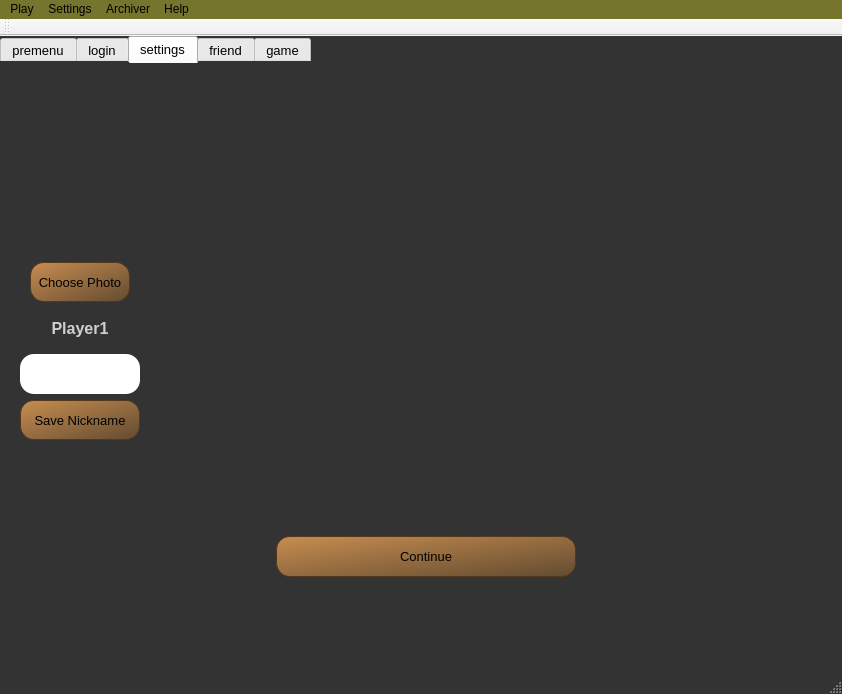
Above: app/mainwindow.ui from redmms/mercury_chess before the change. Below: the same form after it.
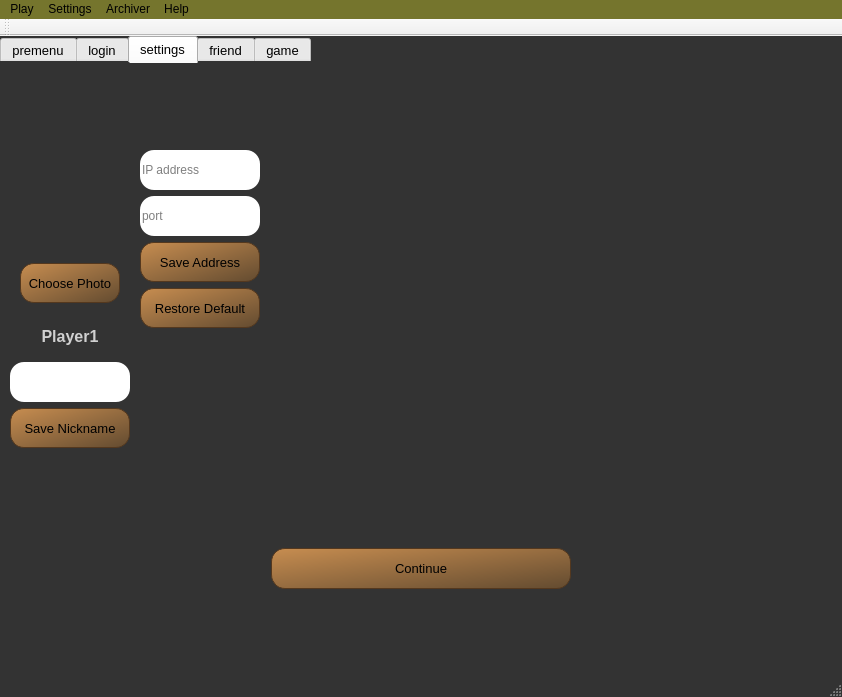
That is the form after the change. The open tabs and pages were chosen to show the change. Icons and pictures are not drawn.

What changed in the file:
```diff
--- a/app/mainwindow.ui
+++ b/app/mainwindow.ui
@@ -288,10 +288,7 @@
      <verstretch>0</verstretch>
     </sizepolicy>
    </property>
-   <layout class="QHBoxLayout" name="horizontalLayout">
-    <property name="spacing">
-     <number>0</number>
-    </property>
+   <layout class="QGridLayout" name="gridLayout">
     <property name="leftMargin">
      <number>0</number>
     </property>
@@ -304,7 +301,10 @@
     <property name="bottomMargin">
      <number>0</number>
     </property>
-    <item>
+    <property name="spacing">
+     <number>0</number>
+    </property>
+    <item row="0" column="0">
      <widget class="QTabWidget" name="tabWidget">
       <property name="palette">
        <palette>
@@ -358,7 +358,7 @@
 }</string>
       </property>
       <property name="currentIndex">
-       <number>3</number>
+       <number>4</number>
       </property>
       <property name="tabBarAutoHide">
        <bool>false</bool>
@@ -1804,15 +1804,36 @@
        <attribute name="title">
         <string>settings</string>
        </attribute>
-       <layout class="QGridLayout" name="gridLayout" rowstretch="2,1">
+       <layout class="QGridLayout" name="gridLayout_2" rowstretch="2,1">
         <property name="leftMargin">
-         <number>20</number>
+         <number>0</number>
         </property>
-        <property name="spacing">
-         <number>14</number>
+        <property name="topMargin">
+         <number>0</number>
+        </property>
+        <property name="rightMargin">
+         <number>0</number>
+        </property>
+        <property name="bottomMargin">
+         <number>0</number>
+        </property>
+        <property name="horizontalSpacing">
+         <number>0</number>
         </property>
         <item row="0" column="0">
          <layout class="QVBoxLayout" name="verticalLayout_5">
+          <property name="leftMargin">
+           <number>10</number>
+          </property>
+          <property name="topMargin">
+           <number>5</number>
+          </property>
+          <property name="rightMargin">
+           <number>5</number>
+          </property>
+          <property name="bottomMargin">
+           <number>5</number>
+          </property>
           <item>
            <layout class="QVBoxLayout" name="verticalLayout">
             <item alignment="Qt::AlignHCenter">
@@ -2421,6 +2442,562 @@
          </layout>
         </item>
         <item row="0" column="1">
+         <layout class="QVBoxLayout" name="verticalLayout_9">
+          <property name="leftMargin">
+           <number>5</number>
+          </property>
+          <property name="topMargin">
+           <number>5</number>
+          </property>
+          <property name="rightMargin">
+           <number>5</number>
+          </property>
+          <property name="bottomMargin">
+           <number>5</number>
+          </property>
+          <item>
+           <layout class="QVBoxLayout" name="verticalLayout_3">
+            <property name="leftMargin">
+             <number>0</number>
+            </property>
+            <property name="topMargin">
+             <number>0</number>
+            </property>
+            <property name="rightMargin">
+             <number>0</number>
+            </property>
+            <property name="bottomMargin">
+             <number>0</number>
+            </property>
+            <item alignment="Qt::AlignLeft">
+             <widget class="QLineEdit" name="ip_edit">
+              <property name="sizePolicy">
+               <sizepolicy hsizetype="Fixed" vsizetype="Fixed">
+                <horstretch>0</horstretch>
+                <verstretch>0</verstretch>
+               </sizepolicy>
+              </property>
+              <property name="minimumSize">
+               <size>
+                <width>120</width>
+                <height>40</height>
+               </size>
+              </property>
+              <property name="maximumSize">
+               <size>
+                <width>120</width>
+                <height>40</height>
+               </size>
+              </property>
+              <property name="styleSheet">
+               <string notr="true">border-radius: 14;</string>
+              </property>
+              <property name="placeholderText">
+               <string>IP address</string>
+              </property>
+             </widget>
+            </item>
+            <item>
+             <widget class="QLineEdit" name="port_edit">
+              <property name="sizePolicy">
+               <sizepolicy hsizetype="Fixed" vsizetype="Fixed">
+                <horstretch>0</horstretch>
+                <verstretch>0</verstretch>
+               </sizepolicy>
+              </property>
+              <property name="minimumSize">
+               <size>
+                <width>120</width>
+                <height>40</height>
+               </size>
+              </property>
+              <property name="maximumSize">
+               <size>
+                <width>120</width>
+                <height>40</height>
+               </size>
+              </property>
+              <property name="styleSheet">
+               <string notr="true">border-radius: 14;</string>
+              </property>
+              <property name="text">
+               <string/>
+              </property>
+              <property name="placeholderText">
+               <string>port</string>
+              </property>
+             </widget>
+            </item>
+            <item alignment="Qt::AlignLeft">
+             <widget class="QPushButton" name="change_ip_button">
+              <property name="sizePolicy">
+               <sizepolicy hsizetype="Fixed" vsizetype="Fixed">
+                <horstretch>0</horstretch>
+                <verstretch>0</verstretch>
+               </sizepolicy>
+              </property>
+              <property name="minimumSize">
+               <size>
+                <width>120</width>
+                <height>40</height>
+               </size>
+              </property>
+              <property name="maximumSize">
+               <size>
+                <width>120</width>
+                <height>40</height>
+               </size>
+              </property>
+              <property name="palette">
+               <palette>
+                <active>
+                 <colorrole role="Button">
+                  <brush brushstyle="LinearGradientPattern">
+                   <gradient startx="0.000000000000000" starty="0.000000000000000" endx="1.000000000000000" endy="1.000000000000000" type="LinearGradient" spread="PadSpread" coordinatemode="ObjectBoundingMode">
+                    <gradientstop position="0.000000000000000">
+                     <color alpha="255">
+                      <red>199</red>
+                      <green>141</green>
+                      <blue>80</blue>
+                     </color>
+                    </gradientstop>
+                    <gradientstop position="1.000000000000000">
+                     <color alpha="255">
+                      <red>99</red>
+                      <green>75</green>
+                      <blue>48</blue>
+                     </color>
+                    </gradientstop>
+                   </gradient>
+                  </brush>
+                 </colorrole>
+                 <colorrole role="Base">
+                  <brush brushstyle="LinearGradientPattern">
+                   <gradient startx="0.000000000000000" starty="0.000000000000000" endx="1.000000000000000" endy="1.000000000000000" type="LinearGradient" spread="PadSpread" coordinatemode="ObjectBoundingMode">
+                    <gradientstop position="0.000000000000000">
+                     <color alpha="255">
+                      <red>199</red>
+                      <green>141</green>
+                      <blue>80</blue>
+                     </color>
+                    </gradientstop>
+                    <gradientstop position="1.000000000000000">
+                     <color alpha="255">
+                      <red>99</red>
+                      <green>75</green>
+                      <blue>48</blue>
+                     </color>
+                    </gradientstop>
+                   </gradient>
+                  </brush>
+                 </colorrole>
+                 <colorrole role="Window">
+                  <brush brushstyle="LinearGradientPattern">
+                   <gradient startx="0.000000000000000" starty="0.000000000000000" endx="1.000000000000000" endy="1.000000000000000" type="LinearGradient" spread="PadSpread" coordinatemode="ObjectBoundingMode">
+                    <gradientstop position="0.000000000000000">
+                     <color alpha="255">
+                      <red>199</red>
+                      <green>141</green>
+                      <blue>80</blue>
+                     </color>
+                    </gradientstop>
+                    <gradientstop position="1.000000000000000">
+                     <color alpha="255">
+                      <red>99</red>
+                      <green>75</green>
+                      <blue>48</blue>
+                     </color>
+                    </gradientstop>
+                   </gradient>
+                  </brush>
+                 </colorrole>
+                </active>
+                <inactive>
+                 <colorrole role="Button">
+                  <brush brushstyle="LinearGradientPattern">
+                   <gradient startx="0.000000000000000" starty="0.000000000000000" endx="1.000000000000000" endy="1.000000000000000" type="LinearGradient" spread="PadSpread" coordinatemode="ObjectBoundingMode">
+                    <gradientstop position="0.000000000000000">
+                     <color alpha="255">
+                      <red>199</red>
+                      <green>141</green>
+                      <blue>80</blue>
+                     </color>
+                    </gradientstop>
+                    <gradientstop position="1.000000000000000">
+                     <color alpha="255">
+                      <red>99</red>
+                      <green>75</green>
+                      <blue>48</blue>
+                     </color>
+                    </gradientstop>
+                   </gradient>
+                  </brush>
+                 </colorrole>
+                 <colorrole role="Base">
+                  <brush brushstyle="LinearGradientPattern">
+                   <gradient startx="0.000000000000000" starty="0.000000000000000" endx="1.000000000000000" endy="1.000000000000000" type="LinearGradient" spread="PadSpread" coordinatemode="ObjectBoundingMode">
+                    <gradientstop position="0.000000000000000">
+                     <color alpha="255">
+                      <red>199</red>
+                      <green>141</green>
+                      <blue>80</blue>
+                     </color>
+                    </gradientstop>
+                    <gradientstop position="1.000000000000000">
+                     <color alpha="255">
+                      <red>99</red>
+                      <green>75</green>
+                      <blue>48</blue>
+                     </color>
+                    </gradientstop>
+                   </gradient>
+                  </brush>
+                 </colorrole>
+                 <colorrole role="Window">
+                  <brush brushstyle="LinearGradientPattern">
+                   <gradient startx="0.000000000000000" starty="0.000000000000000" endx="1.000000000000000" endy="1.000000000000000" type="LinearGradient" spread="PadSpread" coordinatemode="ObjectBoundingMode">
+                    <gradientstop position="0.000000000000000">
+                     <color alpha="255">
+                      <red>199</red>
+                      <green>141</green>
+                      <blue>80</blue>
+                     </color>
+                    </gradientstop>
+                    <gradientstop position="1.000000000000000">
+                     <color alpha="255">
+                      <red>99</red>
+                      <green>75</green>
+                      <blue>48</blue>
+                     </color>
+                    </gradientstop>
+                   </gradient>
+                  </brush>
+                 </colorrole>
+                </inactive>
+                <disabled>
+                 <colorrole role="Button">
+                  <brush brushstyle="LinearGradientPattern">
+                   <gradient startx="0.000000000000000" starty="0.000000000000000" endx="1.000000000000000" endy="1.000000000000000" type="LinearGradient" spread="PadSpread" coordinatemode="ObjectBoundingMode">
+                    <gradientstop position="0.000000000000000">
+                     <color alpha="255">
+                      <red>199</red>
+                      <green>141</green>
+                      <blue>80</blue>
+                     </color>
+                    </gradientstop>
+                    <gradientstop position="1.000000000000000">
+                     <color alpha="255">
+                      <red>99</red>
+                      <green>75</green>
+                      <blue>48</blue>
+                     </color>
+                    </gradientstop>
+                   </gradient>
+                  </brush>
+                 </colorrole>
+                 <colorrole role="Base">
+                  <brush brushstyle="LinearGradientPattern">
+                   <gradient startx="0.000000000000000" starty="0.000000000000000" endx="1.000000000000000" endy="1.000000000000000" type="LinearGradient" spread="PadSpread" coordinatemode="ObjectBoundingMode">
+                    <gradientstop position="0.000000000000000">
+                     <color alpha="255">
+                      <red>199</red>
+                      <green>141</green>
+                      <blue>80</blue>
+                     </color>
+                    </gradientstop>
+                    <gradientstop position="1.000000000000000">
+                     <color alpha="255">
+                      <red>99</red>
+                      <green>75</green>
+                      <blue>48</blue>
+                     </color>
+                    </gradientstop>
+                   </gradient>
+                  </brush>
+                 </colorrole>
+                 <colorrole role="Window">
+                  <brush brushstyle="LinearGradientPattern">
+                   <gradient startx="0.000000000000000" starty="0.000000000000000" endx="1.000000000000000" endy="1.000000000000000" type="LinearGradient" spread="PadSpread" coordinatemode="ObjectBoundingMode">
+                    <gradientstop position="0.000000000000000">
+                     <color alpha="255">
+                      <red>199</red>
+                      <green>141</green>
+                      <blue>80</blue>
+                     </color>
+                    </gradientstop>
+                    <gradientstop position="1.000000000000000">
+                     <color alpha="255">
+                      <red>99</red>
+                      <green>75</green>
+                      <blue>48</blue>
+                     </color>
+                    </gradientstop>
+                   </gradient>
+                  </brush>
+                 </colorrole>
+                </disabled>
+               </palette>
+              </property>
+              <property name="font">
+               <font>
+                <pointsize>10</pointsize>
+               </font>
+              </property>
+              <property name="styleSheet">
+               <string notr="true"/>
+              </property>
+              <property name="text">
+               <string>Save Address</string>
+              </property>
+             </widget>
+            </item>
+            <item>
+             <widget class="QPushButton" name="restore_default_button">
+              <property name="sizePolicy">
+               <sizepolicy hsizetype="Fixed" vsizetype="Fixed">
+                <horstretch>0</horstretch>
+                <verstretch>0</verstretch>
+               </sizepolicy>
+              </property>
+              <property name="minimumSize">
+               <size>
+                <width>120</width>
+                <height>40</height>
+               </size>
+              </property>
+              <property name="maximumSize">
+               <size>
+                <width>120</width>
+                <height>40</height>
+               </size>
+              </property>
+              <property name="palette">
+               <palette>
+                <active>
+                 <colorrole role="Button">
+                  <brush brushstyle="LinearGradientPattern">
+                   <gradient startx="0.000000000000000" starty="0.000000000000000" endx="1.000000000000000" endy="1.000000000000000" type="LinearGradient" spread="PadSpread" coordinatemode="ObjectBoundingMode">
+                    <gradientstop position="0.000000000000000">
+                     <color alpha="255">
+                      <red>199</red>
+                      <green>141</green>
+                      <blue>80</blue>
+                     </color>
+                    </gradientstop>
+                    <gradientstop position="1.000000000000000">
+                     <color alpha="255">
+                      <red>99</red>
+                      <green>75</green>
+                      <blue>48</blue>
+                     </color>
+                    </gradientstop>
+                   </gradient>
+                  </brush>
+                 </colorrole>
+                 <colorrole role="Base">
+                  <brush brushstyle="LinearGradientPattern">
+                   <gradient startx="0.000000000000000" starty="0.000000000000000" endx="1.000000000000000" endy="1.000000000000000" type="LinearGradient" spread="PadSpread" coordinatemode="ObjectBoundingMode">
+                    <gradientstop position="0.000000000000000">
+                     <color alpha="255">
+                      <red>199</red>
+                      <green>141</green>
+                      <blue>80</blue>
+                     </color>
+                    </gradientstop>
+                    <gradientstop position="1.000000000000000">
+                     <color alpha="255">
+                      <red>99</red>
+                      <green>75</green>
+                      <blue>48</blue>
+                     </color>
+                    </gradientstop>
+                   </gradient>
+                  </brush>
+                 </colorrole>
+                 <colorrole role="Window">
+                  <brush brushstyle="LinearGradientPattern">
+                   <gradient startx="0.000000000000000" starty="0.000000000000000" endx="1.000000000000000" endy="1.000000000000000" type="LinearGradient" spread="PadSpread" coordinatemode="ObjectBoundingMode">
+                    <gradientstop position="0.000000000000000">
+                     <color alpha="255">
+                      <red>199</red>
+                      <green>141</green>
+                      <blue>80</blue>
+                     </color>
+                    </gradientstop>
+                    <gradientstop position="1.000000000000000">
+                     <color alpha="255">
+                      <red>99</red>
+                      <green>75</green>
+                      <blue>48</blue>
+                     </color>
+                    </gradientstop>
+                   </gradient>
+                  </brush>
+                 </colorrole>
+                </active>
+                <inactive>
+                 <colorrole role="Button">
+                  <brush brushstyle="LinearGradientPattern">
+                   <gradient startx="0.000000000000000" starty="0.000000000000000" endx="1.000000000000000" endy="1.000000000000000" type="LinearGradient" spread="PadSpread" coordinatemode="ObjectBoundingMode">
+                    <gradientstop position="0.000000000000000">
+                     <color alpha="255">
+                      <red>199</red>
+                      <green>141</green>
+                      <blue>80</blue>
+                     </color>
+                    </gradientstop>
+                    <gradientstop position="1.000000000000000">
+                     <color alpha="255">
+                      <red>99</red>
+                      <green>75</green>
+                      <blue>48</blue>
+                     </color>
+                    </gradientstop>
+                   </gradient>
+                  </brush>
+                 </colorrole>
+                 <colorrole role="Base">
+                  <brush brushstyle="LinearGradientPattern">
+                   <gradient startx="0.000000000000000" starty="0.000000000000000" endx="1.000000000000000" endy="1.000000000000000" type="LinearGradient" spread="PadSpread" coordinatemode="ObjectBoundingMode">
+                    <gradientstop position="0.000000000000000">
+                     <color alpha="255">
+                      <red>199</red>
+                      <green>141</green>
+                      <blue>80</blue>
+                     </color>
+                    </gradientstop>
+                    <gradientstop position="1.000000000000000">
+                     <color alpha="255">
+                      <red>99</red>
+                      <green>75</green>
+                      <blue>48</blue>
+                     </color>
+                    </gradientstop>
+                   </gradient>
+                  </brush>
+                 </colorrole>
+                 <colorrole role="Window">
+                  <brush brushstyle="LinearGradientPattern">
+                   <gradient startx="0.000000000000000" starty="0.000000000000000" endx="1.000000000000000" endy="1.000000000000000" type="LinearGradient" spread="PadSpread" coordinatemode="ObjectBoundingMode">
+                    <gradientstop position="0.000000000000000">
+                     <color alpha="255">
+                      <red>199</red>
+                      <green>141</green>
+                      <blue>80</blue>
+                     </color>
+                    </gradientstop>
+                    <gradientstop position="1.000000000000000">
+                     <color alpha="255">
+                      <red>99</red>
+                      <green>75</green>
+                      <blue>48</blue>
+                     </color>
+                    </gradientstop>
+                   </gradient>
+                  </brush>
+                 </colorrole>
+                </inactive>
+                <disabled>
+                 <colorrole role="Button">
+                  <brush brushstyle="LinearGradientPattern">
+                   <gradient startx="0.000000000000000" starty="0.000000000000000" endx="1.000000000000000" endy="1.000000000000000" type="LinearGradient" spread="PadSpread" coordinatemode="ObjectBoundingMode">
+                    <gradientstop position="0.000000000000000">
+                     <color alpha="255">
+                      <red>199</red>
+                      <green>141</green>
+                      <blue>80</blue>
+                     </color>
+                    </gradientstop>
+                    <gradientstop position="1.000000000000000">
+                     <color alpha="255">
+                      <red>99</red>
+                      <green>75</green>
+                      <blue>48</blue>
+                     </color>
+                    </gradientstop>
+                   </gradient>
+                  </brush>
+                 </colorrole>
+                 <colorrole role="Base">
+                  <brush brushstyle="LinearGradientPattern">
+                   <gradient startx="0.000000000000000" starty="0.000000000000000" endx="1.000000000000000" endy="1.000000000000000" type="LinearGradient" spread="PadSpread" coordinatemode="ObjectBoundingMode">
+                    <gradientstop position="0.000000000000000">
+                     <color alpha="255">
+                      <red>199</red>
+                      <green>141</green>
+                      <blue>80</blue>
+                     </color>
+                    </gradientstop>
+                    <gradientstop position="1.000000000000000">
+                     <color alpha="255">
+                      <red>99</red>
+                      <green>75</green>
+                      <blue>48</blue>
+                     </color>
+                    </gradientstop>
+                   </gradient>
+                  </brush>
+                 </colorrole>
+                 <colorrole role="Window">
+                  <brush brushstyle="LinearGradientPattern">
+                   <gradient startx="0.000000000000000" starty="0.000000000000000" endx="1.000000000000000" endy="1.000000000000000" type="LinearGradient" spread="PadSpread" coordinatemode="ObjectBoundingMode">
+                    <gradientstop position="0.000000000000000">
+                     <color alpha="255">
+                      <red>199</red>
+                      <green>141</green>
+                      <blue>80</blue>
+                     </color>
+                    </gradientstop>
+                    <gradientstop position="1.000000000000000">
+                     <color alpha="255">
+                      <red>99</red>
+                      <green>75</green>
+                      <blue>48</blue>
+                     </color>
+                    </gradientstop>
+                   </gradient>
+                  </brush>
+                 </colorrole>
+                </disabled>
+               </palette>
+              </property>
+              <property name="font">
+               <font>
+                <pointsize>10</pointsize>
+               </font>
+              </property>
+              <property name="styleSheet">
+               <string notr="true"/>
+              </property>
+              <property name="text">
+               <string>Restore Default</string>
+              </property>
+             </widget>
+            </item>
+           </layout>
+          </item>
+          <item>
+           <widget class="QLabel" name="label">
+            <property name="minimumSize">
+             <size>
+              <width>121</width>
+              <height>121</height>
+             </size>
+            </property>
+            <property name="maximumSize">
+             <size>
+              <width>16777215</width>
+              <height>16777215</height>
+             </size>
+            </property>
+            <property name="text">
+             <string/>
+            </property>
+           </widget>
+          </item>
+         </layout>
+        </item>
+        <item row="0" column="2">
          <spacer name="horizontalSpacer_9">
           <property name="orientation">
            <enum>Qt::Horizontal</enum>
@@ -2433,7 +3010,7 @@
           </property>
          </spacer>
         </item>
-        <item row="1" column="0" colspan="2">
+        <item row="1" column="0" colspan="3">
          <layout class="QHBoxLayout" name="horizontalLayout_3">
           <property name="sizeConstraint">
            <enum>QLayout::SetNoConstraint</enum>
@@ -5199,7 +5776,7 @@
            <number>5</number>
           </property>
           <property name="topMargin">
-           <number>10</number>
+           <number>20</number>
           </property>
           <property name="rightMargin">
            <number>5</number>
@@ -5916,71 +6493,6 @@
             </item>
            </layout>
           </item>
-          <item row="0" column="2">
-           <widget class="QLabel" name="match_history">
-            <property name="minimumSize">
-             <size>
-              <width>400</width>
-              <height>0</height>
-             </size>
-            </property>
-            <property name="maximumSize">
-             <size>
-              <width>16777215</width>
-              <height>60</height>
-             </size>
-            </property>
-            <property name="palette">
-             <palette>
-              <active>
-               <colorrole role="WindowText">
-                <brush brushstyle="SolidPattern">
-                 <color alpha="255">
-                  <red>85</red>
-                  <green>170</green>
-                  <blue>0</blue>
-                 </color>
-                </brush>
-               </colorrole>
-              </active>
-              <inactive>
-               <colorrole role="WindowText">
-                <brush brushstyle="SolidPattern">
-                 <color alpha="255">
-                  <red>208</red>
-                  <green>208</green>
-                  <blue>208</blue>
-                 </color>
-                </brush>
-               </colorrole>
-              </inactive>
-              <disabled>
-               <colorrole role="WindowText">
-                <brush brushstyle="SolidPattern">
-                 <color alpha="96">
-                  <red>164</red>
-                  <green>166</green>
-                  <blue>168</blue>
-                 </color>
-                </brush>
-               </colorrole>
-              </disabled>
-             </palette>
-            </property>
-            <property name="font">
-             <font>
-              <pointsize>12</pointsize>
-             </font>
-            </property>
-            <property name="styleSheet">
-             <string notr="true">background: base;
-</string>
-            </property>
-            <property name="text">
-             <string>Match:</string>
-            </property>
-           </widget>
-          </item>
           <item row="1" column="3">
            <widget class="QScrollArea" name="chat_area">
             <property name="sizePolicy">
@@ -6370,6 +6882,202 @@
             </property>
            </widget>
           </item>
+          <item row="0" column="2">
+           <widget class="QLabel" name="match_history">
+            <property name="minimumSize">
+             <size>
+              <width>396</width>
+              <height>35</height>
+             </size>
+            </property>
+            <property name="maximumSize">
+             <size>
+              <width>396</width>
+              <height>35</height>
+             </size>
+            </property>
+            <property name="palette">
+             <palette>
+              <active>
+               <colorrole role="WindowText">
+                <brush brushstyle="SolidPattern">
+                 <color alpha="255">
+                  <red>85</red>
+                  <green>170</green>
+                  <blue>0</blue>
+                 </color>
+                </brush>
+               </colorrole>
+               <colorrole role="Button">
+                <brush brushstyle="SolidPattern">
+                 <color alpha="255">
+                  <red>255</red>
+                  <green>255</green>
+                  <blue>255</blue>
+                 </color>
+                </brush>
+               </colorrole>
+               <colorrole role="Base">
+                <brush brushstyle="SolidPattern">
+                 <color alpha="255">
+                  <red>255</red>
+                  <green>255</green>
+                  <blue>255</blue>
+                 </color>
+                </brush>
+               </colorrole>
+               <colorrole role="Window">
+                <brush brushstyle="SolidPattern">
+                 <color alpha="255">
+                  <red>255</red>
+                  <green>255</green>
+                  <blue>255</blue>
+                 </color>
+                </brush>
+               </colorrole>
+              </active>
+              <inactive>
+               <colorrole role="WindowText">
+                <brush brushstyle="SolidPattern">
+                 <color alpha="255">
+                  <red>208</red>
+                  <green>208</green>
+                  <blue>208</blue>
+                 </color>
+                </brush>
+               </colorrole>
+               <colorrole role="Button">
+                <brush brushstyle="SolidPattern">
+                 <color alpha="255">
+                  <red>255</red>
+                  <green>255</green>
+                  <blue>255</blue>
+                 </color>
+                </brush>
+               </colorrole>
+               <colorrole role="Base">
+                <brush brushstyle="SolidPattern">
+                 <color alpha="255">
+                  <red>255</red>
+                  <green>255</green>
+                  <blue>255</blue>
+                 </color>
+                </brush>
+               </colorrole>
+               <colorrole role="Window">
+                <brush brushstyle="SolidPattern">
+                 <color alpha="255">
+                  <red>255</red>
+                  <green>255</green>
+                  <blue>255</blue>
+                 </color>
+                </brush>
+               </colorrole>
+              </inactive>
+              <disabled>
+               <colorrole role="WindowText">
+                <brush brushstyle="SolidPattern">
+                 <color alpha="96">
+                  <red>164</red>
+                  <green>166</green>
+                  <blue>168</blue>
+                 </color>
+                </brush>
+               </colorrole>
+               <colorrole role="Button">
+                <brush brushstyle="SolidPattern">
+                 <color alpha="255">
+                  <red>255</red>
+                  <green>255</green>
+                  <blue>255</blue>
+                 </color>
+                </brush>
+               </colorrole>
+               <colorrole role="Base">
+                <brush brushstyle="SolidPattern">
+                 <color alpha="255">
+                  <red>255</red>
+                  <green>255</green>
+                  <blue>255</blue>
+                 </color>
+                </brush>
+               </colorrole>
+               <colorrole role="Window">
+                <brush brushstyle="SolidPattern">
+                 <color alpha="255">
+                  <red>255</red>
+                  <green>255</green>
+                  <blue>255</blue>
+                 </color>
+                </brush>
+               </colorrole>
+              </disabled>
+             </palette>
+            </property>
+            <property name="font">
+             <font>
+              <pointsize>12</pointsize>
+             </font>
+            </property>
+            <property name="styleSheet">
+             <string notr="true">background: white;
+border-radius: 14;
+</string>
+            </property>
+            <property name="text">
+             <string/>
+            </property>
+           </widget>
+          </item>
+          <item row="0" column="1">
+           <widget class="QLabel" name="label_2">
+            <property name="palette">
+             <palette>
+              <active>
+               <colorrole role="WindowText">
+                <brush brushstyle="SolidPattern">
+                 <color alpha="255">
+                  <red>85</red>
+                  <green>170</green>
+                  <blue>0</blue>
+                 </color>
+                </brush>
+               </colorrole>
+              </active>
+              <inactive>
+               <colorrole role="WindowText">
+                <brush brushstyle="SolidPattern">
+                 <color alpha="255">
+                  <red>231</red>
+                  <green>231</green>
+                  <blue>231</blue>
+                 </color>
+                </brush>
+               </colorrole>
+              </inactive>
+              <disabled>
+               <colorrole role="WindowText">
+                <brush brushstyle="SolidPattern">
+                 <color alpha="127">
+                  <red>255</red>
+                  <green>255</green>
+                  <blue>255</blue>
+                 </color>
+                </brush>
+               </colorrole>
+              </disabled>
+             </palette>
+            </property>
+            <property name="font">
+             <font>
+              <pointsize>12</pointsize>
+             </font>
+            </property>
+            <property name="text">
+             <string>History:</string>
+            </property>
+           </widget>
+          </item>
          </layout>
         </item>
        </layout>
@@ -6482,7 +7190,7 @@
   </widget>
   <action name="actionProfile">
    <property name="text">
-    <string>Profile</string>
+    <string>Profile and network</string>
    </property>
   </action>
   <action name="actionReport_a_bug">
@@ -6557,7 +7265,7 @@
   </action>
   <action name="actionToggle_fullscreen">
    <property name="text">
-    <string>Toggle fullscreen</string>
+    <string>Fullscreen on/off</string>
    </property>
   </action>
   <action name="actionEnter">
```
